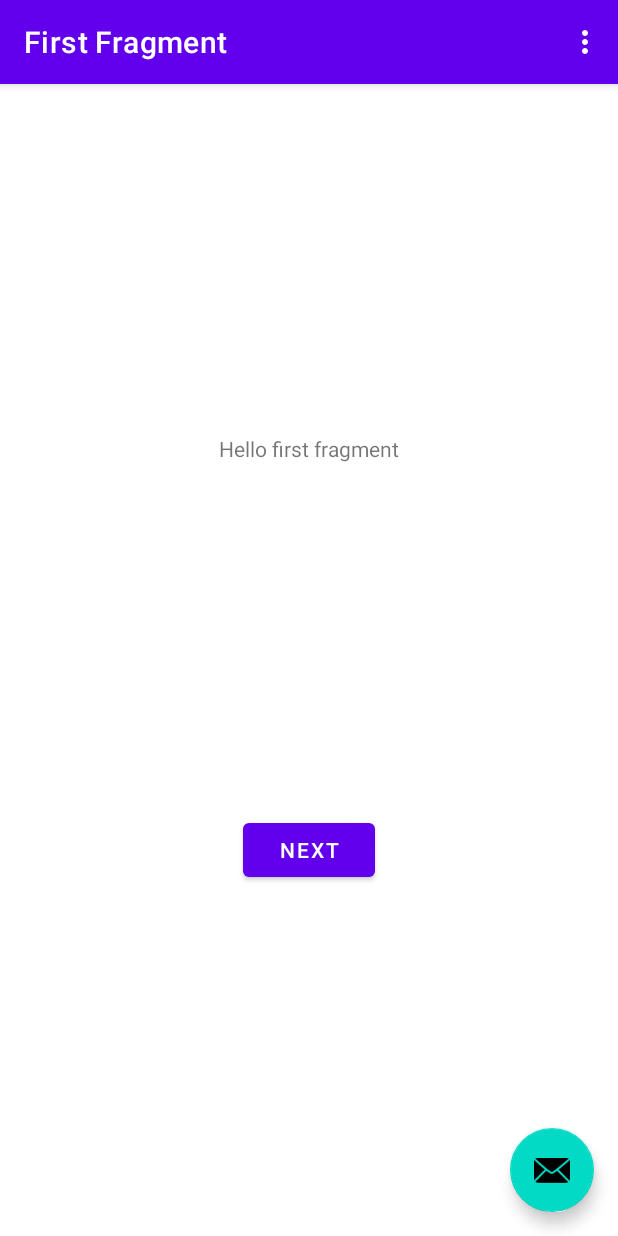
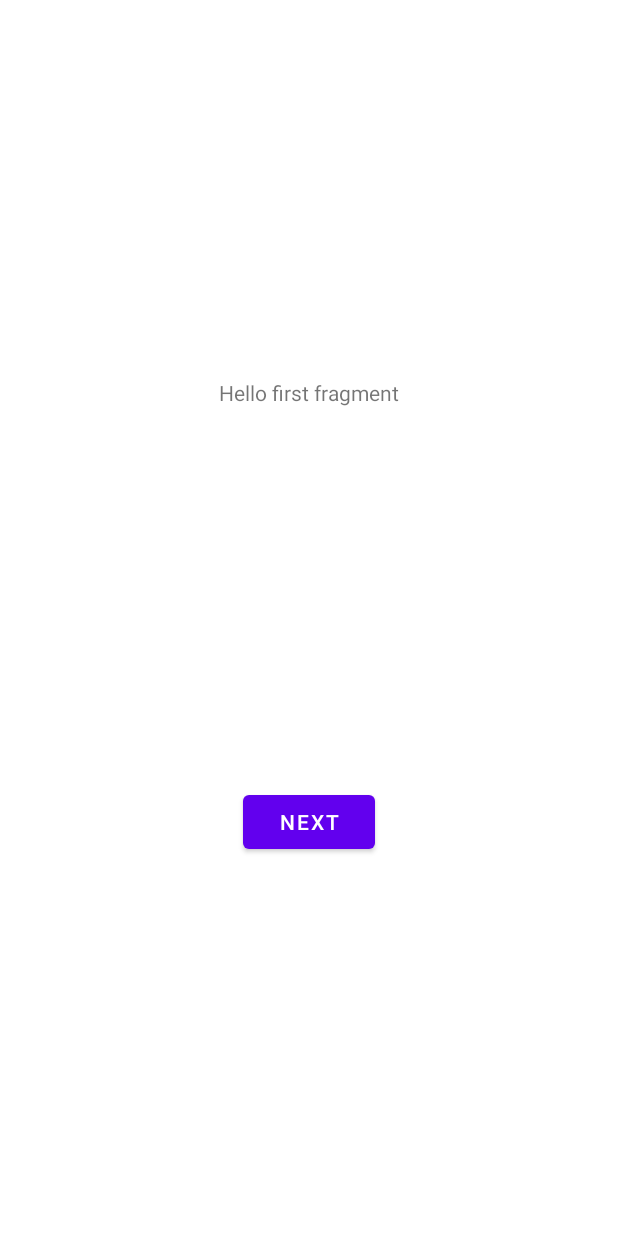
Before and after one commit to joaquim-og/joaquim_oliveira_gomes_challenge, an Android app: the screen it shows after launch (MainActivity), on a phone screen of 412 x 824 dp. Run offline under Robolectric (Android 15) with nearby library versions, the phone set to English and light mode, and no system bars; our stand-ins replace Firebase (no records; nobody signed in at launch, a user with empty details on screens opened directly), data binding, navigation-ui; 2 statements that could not run were skipped.

Commit message:
building xml UI set initial adjust on first fragment, viewmodel, get remote api keys, navigation & update Koin

```diff
--- a/app/src/main/AndroidManifest.xml
+++ b/app/src/main/AndroidManifest.xml
@@ -9,6 +9,7 @@
     <uses-permission android:name="android.permission.VIBRATE" />
 
     <application
+        android:name=".MyApplication"
         android:allowBackup="true"
         android:dataExtractionRules="@xml/data_extraction_rules"
         android:fullBackupContent="@xml/backup_rules"
--- a/app/src/main/java/com/joaquim_gomes_wit_challenge/MyApplication.kt
+++ b/app/src/main/java/com/joaquim_gomes_wit_challenge/MyApplication.kt
@@ -6,6 +6,7 @@ import com.google.firebase.analytics.ktx.analytics
 import com.google.firebase.appcheck.FirebaseAppCheck
 import com.google.firebase.appcheck.safetynet.SafetyNetAppCheckProviderFactory
 import com.google.firebase.ktx.Firebase
+import com.joaquim_gomes_wit_challenge.data.commom.SharedPrefs
 import com.joaquim_gomes_wit_challenge.data.commom.inAppFirebaseAnalytics.InAppFirebaseAnalytics.firebaseAnalytics
 import com.joaquim_gomes_wit_challenge.koinModules.commom.injectCommonClassesModule
 import com.joaquim_gomes_wit_challenge.koinModules.home.injectAddressLatLngKoinModule
@@ -26,15 +27,12 @@ class MyApplication : Application() {
 
     override fun onCreate() {
         super.onCreate()
-        globalContext = this
+        globalContext = this@MyApplication
 
         initKoin()
+        initPrefs()
         initInAppFirebaseAnalytics()
         appChecker()
-    }
-
-    private fun initInAppFirebaseAnalytics() {
-        firebaseAnalytics = Firebase.analytics
     }
 
     private fun initKoin() {
@@ -50,6 +48,14 @@ class MyApplication : Application() {
         injectHomeModule()
     }
 
+    private fun initPrefs() {
+        SharedPrefs.getPrefs(globalContext)
+    }
+
+    private fun initInAppFirebaseAnalytics() {
+        firebaseAnalytics = Firebase.analytics
+    }
+
     private fun appChecker() {
         FirebaseApp.initializeApp(this)
         val firebaseAppCheck = FirebaseAppCheck.getInstance()
--- a/app/src/main/java/com/joaquim_gomes_wit_challenge/data/commom/SharedPrefs.kt
+++ b/app/src/main/java/com/joaquim_gomes_wit_challenge/data/commom/SharedPrefs.kt
@@ -13,7 +13,7 @@ open class SharedPrefs {
         private var sharedPrefs: SharedPreferences? =
             globalContext.getSharedPreferences(PREFS_KEY, Context.MODE_PRIVATE)
 
-        private fun getPrefs(context: Context): SharedPreferences {
+        fun getPrefs(context: Context): SharedPreferences {
 
             if (sharedPrefs == null) {
                 sharedPrefs = context.getSharedPreferences(PREFS_KEY, Context.MODE_PRIVATE)
--- a/app/src/main/java/com/joaquim_gomes_wit_challenge/koinModules/home/HomeKoinModule.kt
+++ b/app/src/main/java/com/joaquim_gomes_wit_challenge/koinModules/home/HomeKoinModule.kt
@@ -1,7 +1,5 @@
 package com.joaquim_gomes_wit_challenge.koinModules.home
 
-import com.joaquim_gomes_wit_challenge.data.network.weather_api.RemoteDataSourceWeatherInfo
-import com.joaquim_gomes_wit_challenge.data.repository.weather.GetWeatherInfoImpl
 import com.joaquim_gomes_wit_challenge.views.viewModel.HomeViewModel
 import org.koin.androidx.viewmodel.dsl.viewModel
 import org.koin.core.context.loadKoinModules
@@ -20,6 +18,6 @@ private val loadFeature by lazy {
 
 val viewModelModule: Module = module {
     viewModel {
-        HomeViewModel(get())
+        HomeViewModel(get(), get())
     }
 }
--- a/app/src/main/java/com/joaquim_gomes_wit_challenge/views/MainActivity.kt
+++ b/app/src/main/java/com/joaquim_gomes_wit_challenge/views/MainActivity.kt
@@ -10,6 +10,7 @@ import androidx.navigation.ui.navigateUp
 import androidx.navigation.ui.setupActionBarWithNavController
 import android.view.Menu
 import android.view.MenuItem
+import androidx.databinding.DataBindingUtil
 import com.joaquim_gomes_wit_challenge.MyApplication
 import com.joaquim_gomes_wit_challenge.R
 import com.joaquim_gomes_wit_challenge.data.commom.SharedPrefs
@@ -17,8 +18,13 @@ import com.joaquim_gomes_wit_challenge.data.network.weather_api.WeatherInfoObjec
 import com.joaquim_gomes_wit_challenge.data.network.weather_api.WeatherInfoObjects.WEATHER_API_CALL_LANG
 import com.joaquim_gomes_wit_challenge.data.network.weather_api.WeatherInfoObjects.WEATHER_API_CALL_UNITS
 import com.joaquim_gomes_wit_challenge.databinding.ActivityMainBinding
+import com.joaquim_gomes_wit_challenge.views.viewModel.HomeViewModel
+import org.koin.androidx.viewmodel.ext.android.sharedViewModel
+import org.koin.androidx.viewmodel.ext.android.viewModel
 
 class MainActivity : AppCompatActivity() {
+
+    private val homeViewModel: HomeViewModel by viewModel()
 
     private lateinit var appBarConfiguration: AppBarConfiguration
     private lateinit var binding: ActivityMainBinding
@@ -26,40 +32,20 @@ class MainActivity : AppCompatActivity() {
     override fun onCreate(savedInstanceState: Bundle?) {
         super.onCreate(savedInstanceState)
 
+        binding = DataBindingUtil.setContentView(
+            this,
+            R.layout.activity_main
+        )
+
+        getApiKeys()
         initWeatherInfoApiObjects()
-        getApiKeys()
 
-        binding = ActivityMainBinding.inflate(layoutInflater)
         setContentView(binding.root)
-
-        setSupportActionBar(binding.toolbar)
-
-        val navController = findNavController(R.id.nav_host_fragment_content_main)
-        appBarConfiguration = AppBarConfiguration(navController.graph)
-        setupActionBarWithNavController(navController, appBarConfiguration)
-
-        binding.fab.setOnClickListener { view ->
-            Snackbar.make(view, "Replace with your own action", Snackbar.LENGTH_LONG)
-                .setAction("Action", null).show()
-        }
 
     }
 
-    override fun onCreateOptionsMenu(menu: Menu): Boolean {
-        // Inflate the menu; this adds items to the action bar if it is present.
-        menuInflater.inflate(R.menu.menu_main, menu)
-        return true
-    }
 
-    override fun onOptionsItemSelected(item: MenuItem): Boolean {
-        // Handle action bar item clicks here. The action bar will
-        // automatically handle clicks on the Home/Up button, so long
-        // as you specify a parent activity in AndroidManifest.xml.
-        return when (item.itemId) {
-            R.id.action_settings -> true
-            else -> super.onOptionsItemSelected(item)
-        }
-    }
+
 
     override fun onSupportNavigateUp(): Boolean {
         val navController = findNavController(R.id.nav_host_fragment_content_main)
@@ -84,7 +70,7 @@ class MainActivity : AppCompatActivity() {
     }
 
     private fun getApiKeys() {
-//        mainActivityViewModel.getApiKeys()
+        homeViewModel.getApiKeys()
     }
 
     override fun onDestroy() {
--- a/app/src/main/java/com/joaquim_gomes_wit_challenge/views/FirstFragment.kt
+++ b/app/src/main/java/com/joaquim_gomes_wit_challenge/views/ui/xml/HomeFragment.kt
@@ -1,4 +1,4 @@
-package com.joaquim_gomes_wit_challenge.views
+package com.joaquim_gomes_wit_challenge.views.ui.xml
 
 import android.os.Bundle
 import androidx.fragment.app.Fragment
@@ -9,16 +9,16 @@ import androidx.navigation.fragment.findNavController
 import com.joaquim_gomes_wit_challenge.R
 import com.joaquim_gomes_wit_challenge.data.network.weather_api.WeatherInfoObjects
 import com.joaquim_gomes_wit_challenge.databinding.FragmentFirstBinding
+import com.joaquim_gomes_wit_challenge.views.viewModel.HomeViewModel
+import org.koin.androidx.viewmodel.ext.android.sharedViewModel
+import org.koin.androidx.viewmodel.ext.android.viewModel
 
-/**
- * A simple [Fragment] subclass as the default destination in the navigation.
- */
-class FirstFragment : Fragment() {
+
+class HomeFragment : Fragment() {
+
+    private val homeViewModel: HomeViewModel by sharedViewModel()
 
     private var _binding: FragmentFirstBinding? = null
-
-    // This property is only valid between onCreateView and
-    // onDestroyView.
     private val binding get() = _binding!!
 
     override fun onCreateView(
--- a/app/src/main/java/com/joaquim_gomes_wit_challenge/views/SecondFragment.kt
+++ b/app/src/main/java/com/joaquim_gomes_wit_challenge/views/ui/xml/SecondFragment.kt
@@ -1,4 +1,4 @@
-package com.joaquim_gomes_wit_challenge.views
+package com.joaquim_gomes_wit_challenge.views.ui.xml
 
 import android.os.Bundle
 import androidx.fragment.app.Fragment
--- a/app/src/main/java/com/joaquim_gomes_wit_challenge/views/viewModel/HomeViewModel.kt
+++ b/app/src/main/java/com/joaquim_gomes_wit_challenge/views/viewModel/HomeViewModel.kt
@@ -4,9 +4,14 @@ import androidx.lifecycle.LiveData
 import androidx.lifecycle.ViewModel
 import com.google.android.gms.location.FusedLocationProviderClient
 import com.joaquim_gomes_wit_challenge.data.model.weather.ScreenWeatherInfo
+import com.joaquim_gomes_wit_challenge.data.network.credentials.RemoteDataSourceKeys
 import com.joaquim_gomes_wit_challenge.data.repository.weather.GetWeatherInfoImpl
+import kotlinx.coroutines.*
 
-class HomeViewModel(private val repositoryGetWeatherInfo: GetWeatherInfoImpl) : ViewModel() {
+class HomeViewModel(
+    private val repositoryGetWeatherInfo: GetWeatherInfoImpl,
+    private val remoteKeysRepository: RemoteDataSourceKeys
+) : ViewModel() {
 
     private val _actualWeatherInfo = repositoryGetWeatherInfo.weatherInfo
     val actualWeatherInfo: LiveData<ScreenWeatherInfo?> get() = _actualWeatherInfo
@@ -17,4 +22,15 @@ class HomeViewModel(private val repositoryGetWeatherInfo: GetWeatherInfoImpl) :
 
     fun getWeatherIcon(icon: String?): String = repositoryGetWeatherInfo.mapWeatherIcon(icon)
 
+    fun getApiKeys() {
+        CoroutineScope(Dispatchers.IO).launch {
+            val res = async { remoteKeysRepository.getKeysItems() }
+            val listItems = res.await()
+            withContext(Dispatchers.IO) {
+                listItems.let {
+                }
+            }
+        }
+    }
+
 }
--- a/app/src/main/res/layout/activity_main.xml
+++ b/app/src/main/res/layout/activity_main.xml
@@ -1,34 +1,26 @@
 <?xml version="1.0" encoding="utf-8"?>
-<androidx.coordinatorlayout.widget.CoordinatorLayout xmlns:android="http://schemas.android.com/apk/res/android"
+
+<layout xmlns:android="http://schemas.android.com/apk/res/android"
     xmlns:app="http://schemas.android.com/apk/res-auto"
-    xmlns:tools="http://schemas.android.com/tools"
-    android:layout_width="match_parent"
-    android:layout_height="match_parent"
-    tools:context=".views.MainActivity">
+    xmlns:tools="http://schemas.android.com/tools">
 
-    <com.google.android.material.appbar.AppBarLayout
+    <androidx.constraintlayout.widget.ConstraintLayout
         android:layout_width="match_parent"
-        android:layout_height="wrap_content"
-        android:theme="@style/Theme.Joaquim_gomes_WIT_challenge.AppBarOverlay">
+        android:layout_height="match_parent"
+        tools:context=".views.MainActivity">
 
-        <androidx.appcompat.widget.Toolbar
-            android:id="@+id/toolbar"
+        <fragment
+            android:id="@+id/nav_host_fragment_content_main"
+            android:name="androidx.navigation.fragment.NavHostFragment"
             android:layout_width="match_parent"
-            android:layout_height="?attr/actionBarSize"
-            android:background="?attr/colorPrimary"
-            app:popupTheme="@style/Theme.Joaquim_gomes_WIT_challenge.PopupOverlay" />
+            android:layout_height="match_parent"
+            app:defaultNavHost="true"
+            app:layout_constraintBottom_toBottomOf="parent"
+            app:layout_constraintEnd_toEndOf="parent"
+            app:layout_constraintStart_toStartOf="parent"
+            app:layout_constraintTop_toTopOf="parent"
+            app:navGraph="@navigation/nav_graph" />
 
-    </com.google.android.material.appbar.AppBarLayout>
+    </androidx.constraintlayout.widget.ConstraintLayout>
 
-    <include layout="@layout/content_main" />
-
-    <com.google.android.material.floatingactionbutton.FloatingActionButton
-        android:id="@+id/fab"
-        android:layout_width="wrap_content"
-        android:layout_height="wrap_content"
-        android:layout_gravity="bottom|end"
-        android:layout_marginEnd="@dimen/fab_margin"
-        android:layout_marginBottom="16dp"
-        app:srcCompat="@android:drawable/ic_dialog_email" />
-
-</androidx.coordinatorlayout.widget.CoordinatorLayout>
+</layout>
--- a/app/src/main/res/layout/content_main.xml
+++ /dev/null
@@ -1,19 +0,0 @@
-<?xml version="1.0" encoding="utf-8"?>
-<androidx.constraintlayout.widget.ConstraintLayout xmlns:android="http://schemas.android.com/apk/res/android"
-    xmlns:app="http://schemas.android.com/apk/res-auto"
-    android:layout_width="match_parent"
-    android:layout_height="match_parent"
-    app:layout_behavior="@string/appbar_scrolling_view_behavior">
-
-    <fragment
-        android:id="@+id/nav_host_fragment_content_main"
-        android:name="androidx.navigation.fragment.NavHostFragment"
-        android:layout_width="0dp"
-        android:layout_height="0dp"
-        app:defaultNavHost="true"
-        app:layout_constraintBottom_toBottomOf="parent"
-        app:layout_constraintEnd_toEndOf="parent"
-        app:layout_constraintStart_toStartOf="parent"
-        app:layout_constraintTop_toTopOf="parent"
-        app:navGraph="@navigation/nav_graph" />
-</androidx.constraintlayout.widget.ConstraintLayout>
--- a/app/src/main/res/layout/fragment_first.xml
+++ b/app/src/main/res/layout/fragment_first.xml
@@ -1,10 +1,12 @@
 <?xml version="1.0" encoding="utf-8"?>
-<androidx.constraintlayout.widget.ConstraintLayout xmlns:android="http://schemas.android.com/apk/res/android"
+<layout xmlns:android="http://schemas.android.com/apk/res/android"
     xmlns:app="http://schemas.android.com/apk/res-auto"
-    xmlns:tools="http://schemas.android.com/tools"
+    xmlns:tools="http://schemas.android.com/tools">
+
+    <androidx.constraintlayout.widget.ConstraintLayout
         android:layout_width="match_parent"
         android:layout_height="match_parent"
-    tools:context=".views.FirstFragment">
+        tools:context=".views.ui.xml.HomeFragment">
 
         <TextView
             android:id="@+id/textview_first"
@@ -26,3 +28,4 @@
             app:layout_constraintStart_toStartOf="parent"
             app:layout_constraintTop_toBottomOf="@id/textview_first" />
     </androidx.constraintlayout.widget.ConstraintLayout>
+</layout>
--- a/app/src/main/res/layout/fragment_second.xml
+++ b/app/src/main/res/layout/fragment_second.xml
@@ -1,10 +1,13 @@
 <?xml version="1.0" encoding="utf-8"?>
-<androidx.constraintlayout.widget.ConstraintLayout xmlns:android="http://schemas.android.com/apk/res/android"
+
+<layout xmlns:android="http://schemas.android.com/apk/res/android"
     xmlns:app="http://schemas.android.com/apk/res-auto"
-    xmlns:tools="http://schemas.android.com/tools"
+    xmlns:tools="http://schemas.android.com/tools">
+
+    <androidx.constraintlayout.widget.ConstraintLayout
         android:layout_width="match_parent"
         android:layout_height="match_parent"
-    tools:context=".views.SecondFragment">
+        tools:context=".views.ui.xml.SecondFragment">
 
         <TextView
             android:id="@+id/textview_second"
@@ -25,3 +28,4 @@
             app:layout_constraintStart_toStartOf="parent"
             app:layout_constraintTop_toBottomOf="@id/textview_second" />
     </androidx.constraintlayout.widget.ConstraintLayout>
+</layout>
--- a/app/src/main/res/menu/menu_main.xml
+++ /dev/null
@@ -1,10 +0,0 @@
-<menu xmlns:android="http://schemas.android.com/apk/res/android"
-    xmlns:app="http://schemas.android.com/apk/res-auto"
-    xmlns:tools="http://schemas.android.com/tools"
-    tools:context="com.joaquim_gomes_wit_challenge.views.MainActivity">
-    <item
-        android:id="@+id/action_settings"
-        android:orderInCategory="100"
-        android:title="@string/action_settings"
-        app:showAsAction="never" />
-</menu>
--- a/app/src/main/res/navigation/nav_graph.xml
+++ b/app/src/main/res/navigation/nav_graph.xml
@@ -3,26 +3,27 @@
     xmlns:app="http://schemas.android.com/apk/res-auto"
     xmlns:tools="http://schemas.android.com/tools"
     android:id="@+id/nav_graph"
-    app:startDestination="@id/FirstFragment">
+    app:startDestination="@id/nav_home">
 
     <fragment
-        android:id="@+id/FirstFragment"
-        android:name="com.joaquim_gomes_wit_challenge.views.FirstFragment"
+        android:id="@+id/nav_home"
+        android:name="com.joaquim_gomes_wit_challenge.views.ui.xml.HomeFragment"
         android:label="@string/first_fragment_label"
         tools:layout="@layout/fragment_first">
-
         <action
             android:id="@+id/action_FirstFragment_to_SecondFragment"
             app:destination="@id/SecondFragment" />
     </fragment>
+
+
     <fragment
         android:id="@+id/SecondFragment"
-        android:name="com.joaquim_gomes_wit_challenge.views.SecondFragment"
+        android:name="com.joaquim_gomes_wit_challenge.views.ui.xml.SecondFragment"
         android:label="@string/second_fragment_label"
         tools:layout="@layout/fragment_second">
 
         <action
             android:id="@+id/action_SecondFragment_to_FirstFragment"
-            app:destination="@id/FirstFragment" />
+            app:destination="@id/nav_home" />
     </fragment>
 </navigation>
--- a/build.gradle
+++ b/build.gradle
@@ -3,7 +3,7 @@ buildscript {
     ext.kotlin_version = "1.6.21"
     ext.lifecycle_version = "2.4.1"
     ext.arch_version = "2.1.0"
-    ext.koin_version = "3.0.2"
+    ext.koin_version = "3.2.0"
     ext.versions_work = "2.7.1"
 
     repositories {
```
Also changed, not shown: app/build.gradle (+13 -9 lines). Lines whose indentation alone changed are shown as unchanged.
